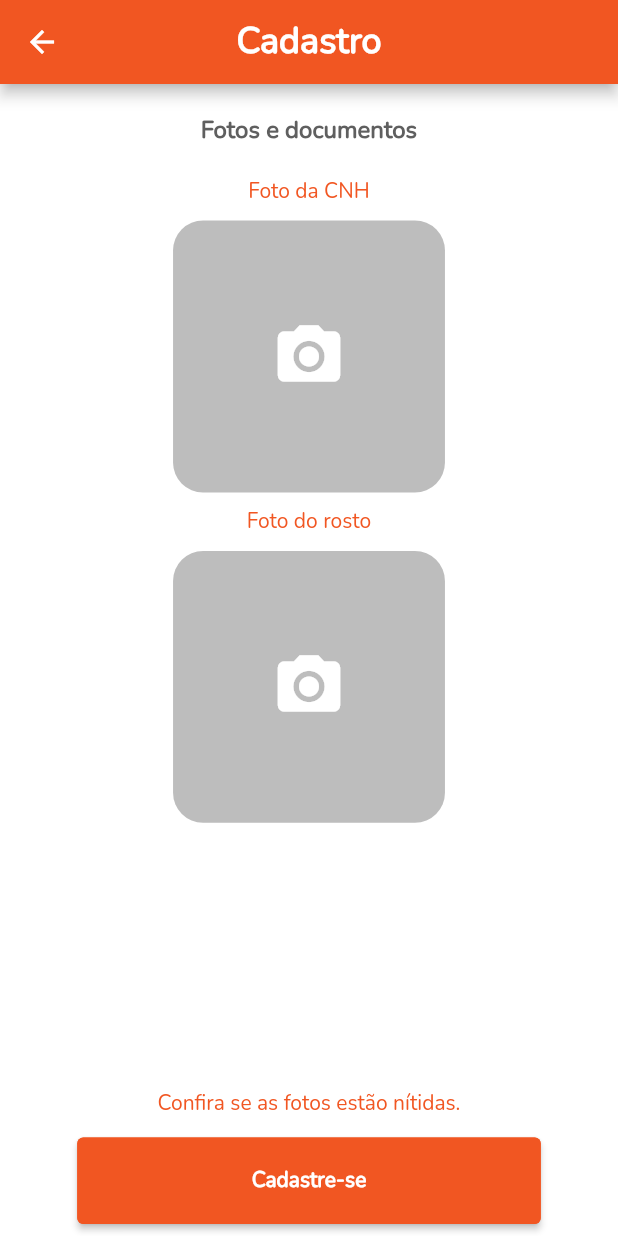
After one commit to resilvajr1610/promosave_empresa, a Flutter app: the CnhScreen screen opened by its route, on a phone screen of 412 x 824 dp. The commit adds this screen. Run offline on Flutter 3.47's test engine with Material 2 defaults, Android fonts, the light colour scheme and no system bars; our stand-ins replace brasil_fields, cloud_firestore, firebase_auth, firebase_core, firebase_storage, font_awesome_flutter and 2 more; accounts and stored records are empty.

Commit message:
criada a tela home_delivery_screen.dart, cnh_screen.dart, os widgets container_delivery.dart e show_dialog.dart

```diff
--- a/lib/Utils/export.dart
+++ b/lib/Utils/export.dart
@@ -3,7 +3,8 @@ export 'dart:async';
 export 'dart:io';
 
 export '../views/home_enterprise_screen.dart';
-export '../views/register_enterprise_screen.dart';
+export '../views/home_delivery_screen.dart';
+export '../views/register_screen.dart';
 export '../views/splash_screen.dart';
 export '../views/initial_screen.dart';
 export '../views/login_screen.dart';
@@ -18,6 +19,7 @@ export '../views/requests_enterprise_screen.dart';
 export '../views/who_we_are_screen.dart';
 export '../views/finance_screen.dart';
 export '../views/history_requests_enterprise_screen.dart';
+export '../views/cnh_screen.dart';
 
 export '../widgets/buttom_custom.dart';
 export '../widgets/inputRegister.dart';
@@ -33,6 +35,8 @@ export '../widgets/text_custom_address.dart';
 export '../widgets/container_requests_enterprise.dart';
 export '../widgets/container_finance.dart';
 export '../widgets/check_days.dart';
+export '../widgets/container_delivery.dart';
+export '../widgets/show_dialog.dart';
 
 export '../models/user_model.dart';
 export '../models/search_model.dart';
--- /dev/null
+++ b/lib/views/cnh_screen.dart
@@ -0,0 +1,208 @@
+import '../Utils/export.dart';
+
+class CnhScreen extends StatefulWidget {
+  const CnhScreen({Key? key}) : super(key: key);
+
+  @override
+  _CnhScreenState createState() => _CnhScreenState();
+}
+
+class _CnhScreenState extends State<CnhScreen> {
+
+  FirebaseStorage storage = FirebaseStorage.instance;
+  FirebaseFirestore db = FirebaseFirestore.instance;
+  final _scaffoldKey = GlobalKey<ScaffoldState>();
+  bool _sending =false;
+  String _urlPhotoCnh ="";
+  String _urlPhotoProfile ="";
+  File? picture;
+
+  Future _savePhoto(String name) async {
+    try {
+      final image = await ImagePicker()
+          .pickImage(source: ImageSource.camera, imageQuality: 100);
+      if (image == null) return;
+
+      final imageTemporary = File(image.path);
+      setState(() {
+        this.picture = imageTemporary;
+        setState(() {
+          _sending = true;
+        });
+        _uploadImage(name);
+      });
+    } on PlatformException catch (e) {
+      print('Error : $e');
+    }
+  }
+
+  Future _uploadImage(String name) async {
+    Reference pastaRaiz = storage.ref();
+    Reference arquivo = pastaRaiz.child("products").child(name+"_"+DateTime.now().toString()+".jpg");
+
+    UploadTask task = arquivo.putFile(picture!);
+
+    Future.delayed(const Duration(seconds: 5), () async {
+      String urlImage = await task.snapshot.ref.getDownloadURL();
+      if (urlImage != null) {
+        setState(() {
+          if(name == 'urlPhotoCnh'){
+            _urlPhotoCnh = urlImage;
+          }else{
+            _urlPhotoProfile = urlImage;
+          }
+        });
+        _urlImageFirestore(urlImage,name);
+      }
+    });
+  }
+
+  _urlImageFirestore(String url, String name) {
+
+    Map<String, dynamic> dateUpdate = {
+      name: url,
+    };
+
+    db
+        .collection("enterprise")
+        .doc(FirebaseAuth.instance.currentUser!.uid)
+        .update(dateUpdate)
+        .then((value) {
+          setState(() {
+            _sending = false;
+          });
+    });
+  }
+
+  @override
+  Widget build(BuildContext context) {
+
+    double width = MediaQuery.of(context).size.width;
+    double height = MediaQuery.of(context).size.height;
+
+    return Scaffold(
+      key: _scaffoldKey,
+      backgroundColor: PaletteColor.white,
+      appBar: AppBar(
+        centerTitle: true,
+        backgroundColor: PaletteColor.primaryColor,
+        title: TextCustom(text: 'Cadastro',size: 24.0,color: PaletteColor.white,fontWeight: FontWeight.bold,textAlign: TextAlign.center,),
+      ),
+      body: Column(
+        crossAxisAlignment: CrossAxisAlignment.center,
+        mainAxisAlignment: MainAxisAlignment.center,
+        mainAxisSize: MainAxisSize.min,
+        children: [
+          Container(
+            width: width,
+            padding: const EdgeInsets.symmetric(vertical: 20,horizontal: 10),
+            child: TextCustom(text: 'Fotos e documentos',
+              color: PaletteColor.grey,size: 16.0,fontWeight: FontWeight.bold,textAlign: TextAlign.center,),
+          ),
+          Padding(
+            padding: const EdgeInsets.symmetric(horizontal: 10),
+            child: TextCustom(text:'Foto da CNH',color: PaletteColor.primaryColor,size: 14.0,fontWeight: FontWeight.normal,textAlign: TextAlign.center,),
+          ),
+          _sending==false? GestureDetector(
+            onTap: ()=>_savePhoto('urlPhotoCnh'),
+            child: _urlPhotoCnh ==""?Container(
+              margin: EdgeInsets.all(10),
+              height: height*0.22,
+              width: height*0.22,
+              decoration: BoxDecoration(
+                borderRadius: BorderRadius.circular(20),
+                color: PaletteColor.greyInput,
+              ),
+              child: Icon(Icons.camera_alt,color: PaletteColor.white,size: 50,),
+            ):Container(
+              width: height*0.22,
+              height: height*0.22,
+              margin: EdgeInsets.all(10),
+              decoration: BoxDecoration(
+                  borderRadius: BorderRadius.circular(20),
+                  color: PaletteColor.grey,
+                  image: DecorationImage(
+                      image: NetworkImage(_urlPhotoCnh), fit: BoxFit.cover)),
+            ),
+          ):Container(
+            margin: EdgeInsets.all(10),
+            height: height*0.22,
+            width: height*0.22,
+            child: Column(
+              children: [
+                Padding(
+                  padding: const EdgeInsets.all(8.0),
+                  child: CircularProgressIndicator(color: PaletteColor.primaryColor),
+                ),
+                TextCustom(text: 'Enviando', size: 12.0, color: PaletteColor.primaryColor, fontWeight: FontWeight.normal, textAlign: TextAlign.center)
+              ],
+            ),
+          ),
+          Padding(
+            padding: const EdgeInsets.symmetric(horizontal: 10),
+            child: TextCustom(text:'Foto do rosto',color: PaletteColor.primaryColor,size: 14.0,fontWeight: FontWeight.normal,textAlign: TextAlign.center,),
+          ),
+          _sending==false? GestureDetector(
+            onTap: ()=>_savePhoto('urlPhotoProfile'),
+            child: _urlPhotoProfile ==""?Container(
+              margin: EdgeInsets.all(10),
+              height: height*0.22,
+              width: height*0.22,
+              decoration: BoxDecoration(
+                borderRadius: BorderRadius.circular(20),
+                color: PaletteColor.greyInput,
+              ),
+              child: Icon(Icons.camera_alt,color: PaletteColor.white,size: 50,),
+            ):Container(
+              width: height*0.22,
+              height: height*0.22,
+              margin: EdgeInsets.all(10),
+              decoration: BoxDecoration(
+                  borderRadius: BorderRadius.circular(20),
+                  color: PaletteColor.grey,
+                  image: DecorationImage(
+                      image: NetworkImage(_urlPhotoProfile), fit: BoxFit.cover)),
+            ),
+          ):Container(
+            margin: EdgeInsets.all(10),
+            height: height*0.22,
+            width: height*0.22,
+            child: Column(
+              children: [
+                Padding(
+                  padding: const EdgeInsets.all(8.0),
+                  child: CircularProgressIndicator(color: PaletteColor.primaryColor),
+                ),
+                TextCustom(text: 'Enviando', size: 12.0, color: PaletteColor.primaryColor, fontWeight: FontWeight.normal, textAlign: TextAlign.center)
+              ],
+            ),
+          ),
+          Spacer(),
+          Padding(
+            padding: const EdgeInsets.symmetric(horizontal: 10,vertical: 5),
+            child: TextCustom(text:'Confira se as fotos estão nítidas.',color: PaletteColor.primaryColor,size: 14.0,fontWeight: FontWeight.normal,textAlign: TextAlign.center,),
+          ),
+          Padding(
+            padding: const EdgeInsets.all(8.0),
+            child: ButtonCustom(
+                onPressed: (){
+                  if(_urlPhotoCnh!="" && _urlPhotoProfile!=""){
+                      Navigator.pushReplacementNamed(context, '/home_delivery');
+                  }else{
+                    showSnackBar(context, "Registre as duas fotos para serem avaliadas posteriormente", _scaffoldKey);
+                  }
+                },
+                widthCustom: 0.75,
+                heightCustom: 0.07,
+                text:  'Cadastre-se',
+                size: 14,
+                colorButton: PaletteColor.primaryColor,
+                colorText: PaletteColor.white,
+                colorBorder: PaletteColor.primaryColor
+            ),
+          )
+        ],
+      ),
+    );
+  }
+}
--- a/lib/views/data_bank_screen.dart
+++ b/lib/views/data_bank_screen.dart
@@ -118,7 +118,7 @@ class _DataBankScreenState extends State<DataBankScreen> {
               Container(
                 alignment: Alignment.centerLeft,
                 padding: const EdgeInsets.symmetric(vertical: 10,horizontal: 10),
-                child: TextCustom(text: 'Falta pouco, vamos cadastrar seus dados bancários!',color: PaletteColor.grey,size: 16.0,fontWeight: FontWeight.bold,textAlign: TextAlign.start,),
+                child: TextCustom(text: 'Alterar dados bancários!',color: PaletteColor.grey,size: 16.0,fontWeight: FontWeight.bold,textAlign: TextAlign.start,),
               ),
               Padding(
                 padding: const EdgeInsets.symmetric(horizontal: 10),
--- a/lib/views/definition_screen.dart
+++ b/lib/views/definition_screen.dart
@@ -46,7 +46,7 @@ class _DefinitionScreenState extends State<DefinitionScreen> {
                 child: ButtonCustom(
                   widthCustom: 0.75,
                   heightCustom: 0.07,
-                  onPressed: ()=>Navigator.pushNamed(context, '/enterprise'),
+                  onPressed: ()=>Navigator.pushNamed(context, '/register',arguments:'enterprise'),
                   text: "Sou uma loja",
                   size: 14,
                   colorButton: PaletteColor.primaryColor,
@@ -59,7 +59,7 @@ class _DefinitionScreenState extends State<DefinitionScreen> {
                 child: ButtonCustom(
                   widthCustom: 0.75,
                   heightCustom: 0.07,
-                  onPressed: (){},
+                  onPressed: ()=>Navigator.pushNamed(context, '/register',arguments: 'delivery'),
                   text: "Sou um entregador",
                   size: 14,
                   colorButton: PaletteColor.primaryColor,
```
Also changed, not shown: lib/Utils/routes.dart (+10 -2 lines), lib/views/home_delivery_screen.dart (added, +148 -0 lines), lib/views/profile_screen.dart (+11 -5 lines), lib/views/register_screen.dart (renamed from lib/views/register_enterprise_screen.dart, +27 -25 lines), lib/views/splash_screen.dart (+20 -6 lines), lib/widgets/container_delivery.dart (added, +79 -0 lines), lib/widgets/drawer_custom.dart (+17 -2 lines), lib/widgets/show_dialog.dart (added, +116 -0 lines).
